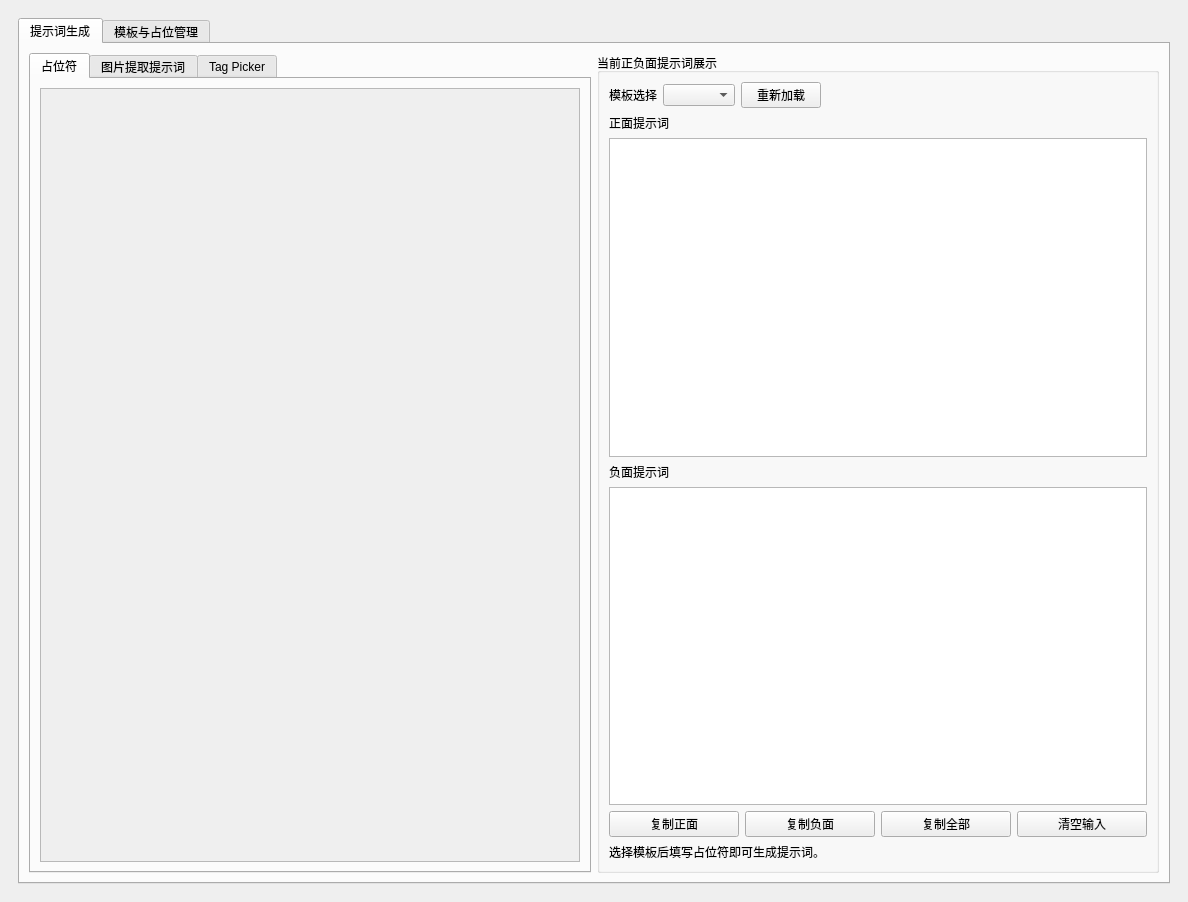
hanbinhsh/SD-LoRA-Manager, file tools/prompttemplatelibrarywidget.ui: the form before one commit.
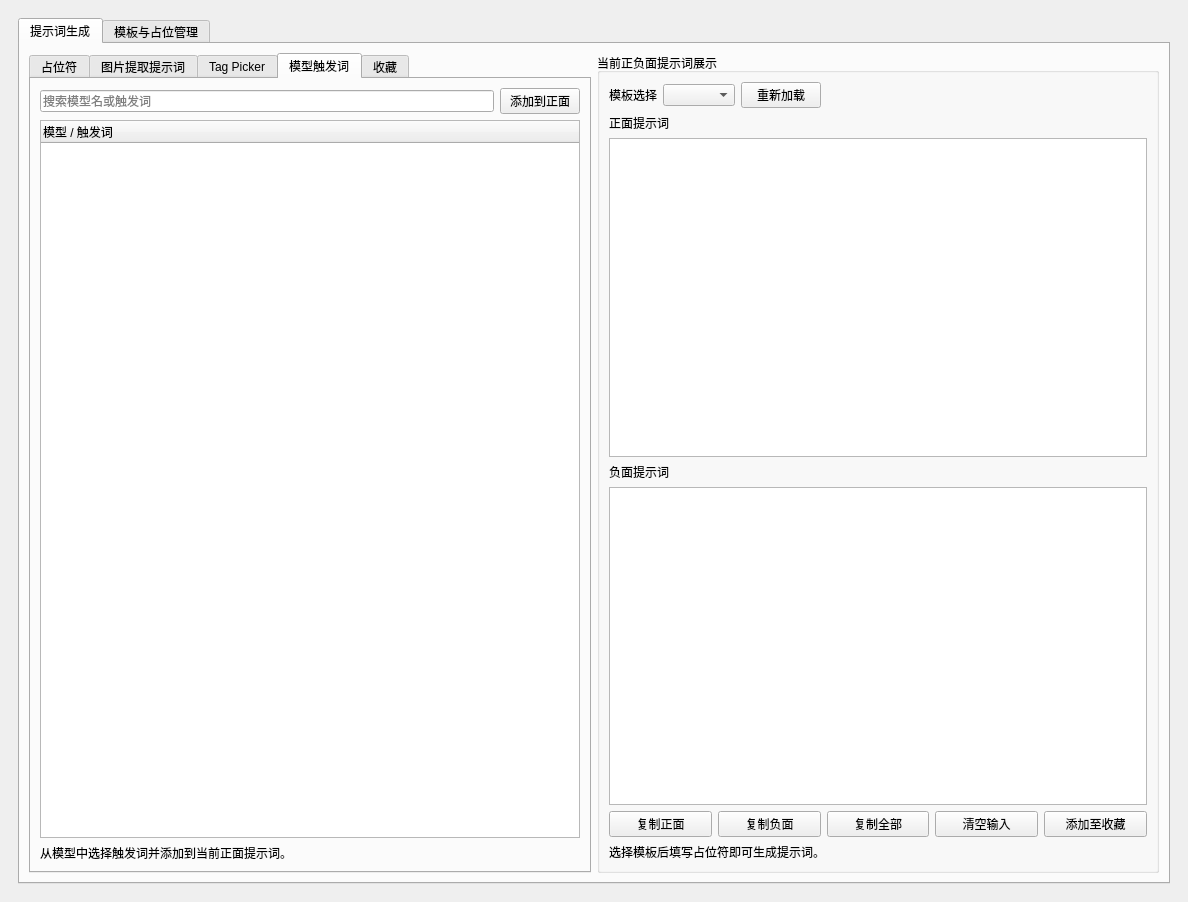
The form after the commit. The open tabs and pages were chosen to show the change.

Patch:
```diff
--- a/tools/prompttemplatelibrarywidget.ui
+++ b/tools/prompttemplatelibrarywidget.ui
@@ -294,6 +294,77 @@
             </item>
            </layout>
           </widget>
+          <widget class="QWidget" name="tabGenerateModelTriggers">
+           <attribute name="title">
+            <string>模型触发词</string>
+           </attribute>
+           <layout class="QVBoxLayout" name="verticalLayoutGenerateModelTriggers">
+            <item>
+             <layout class="QHBoxLayout" name="layoutGenerateModelTriggerTop">
+              <item>
+               <widget class="QLineEdit" name="editGenerateModelTriggerSearch">
+                <property name="placeholderText">
+                 <string>搜索模型名或触发词</string>
+                </property>
+               </widget>
+              </item>
+              <item>
+               <widget class="QPushButton" name="btnAddGenerateModelTriggersPositive">
+                <property name="text">
+                 <string>添加到正面</string>
+                </property>
+               </widget>
+              </item>
+             </layout>
+            </item>
+            <item>
+             <widget class="QTreeWidget" name="treeGenerateModelTriggers">
+              <property name="selectionMode">
+               <enum>QAbstractItemView::SelectionMode::ExtendedSelection</enum>
+              </property>
+              <property name="selectionBehavior">
+               <enum>QAbstractItemView::SelectionBehavior::SelectRows</enum>
+              </property>
+              <column>
+               <property name="text">
+                <string>模型 / 触发词</string>
+               </property>
+              </column>
+             </widget>
+            </item>
+            <item>
+             <widget class="QLabel" name="lblGenerateModelTriggerStatus">
+              <property name="text">
+               <string>从模型中选择触发词并添加到当前正面提示词。</string>
+              </property>
+             </widget>
+            </item>
+           </layout>
+          </widget>
+          <widget class="QWidget" name="tabGenerateFavorites">
+           <attribute name="title">
+            <string>收藏</string>
+           </attribute>
+           <layout class="QVBoxLayout" name="verticalLayoutGenerateFavorites">
+            <item>
+             <widget class="QTableWidget" name="tablePromptFavorites">
+              <property name="selectionMode">
+               <enum>QAbstractItemView::SelectionMode::SingleSelection</enum>
+              </property>
+              <property name="selectionBehavior">
+               <enum>QAbstractItemView::SelectionBehavior::SelectRows</enum>
+              </property>
+             </widget>
+            </item>
+            <item>
+             <widget class="QLabel" name="lblPromptFavoritesStatus">
+              <property name="text">
+               <string>收藏当前正负面提示词后，可在这里复制、替换或删除。</string>
+              </property>
+             </widget>
+            </item>
+           </layout>
+          </widget>
          </widget>
         </widget>
        </item>
@@ -387,6 +458,13 @@
               </property>
              </widget>
             </item>
+            <item>
+             <widget class="QPushButton" name="btnAddPromptFavorite">
+              <property name="text">
+               <string>添加至收藏</string>
+              </property>
+             </widget>
+            </item>
            </layout>
           </item>
           <item>
```
Left out of the diff: 47 changed lines with no effect on the pictures.
